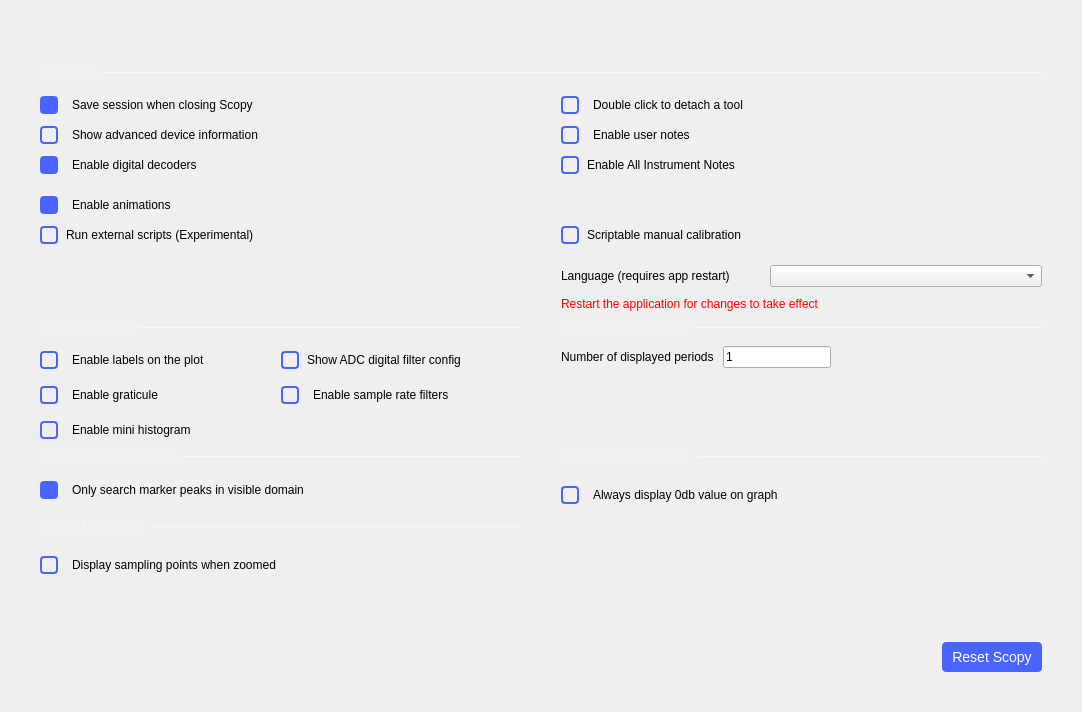
Before: the Qt Designer form ui/preferences.ui in analogdevicesinc/scopy, drawn with Qt 5.
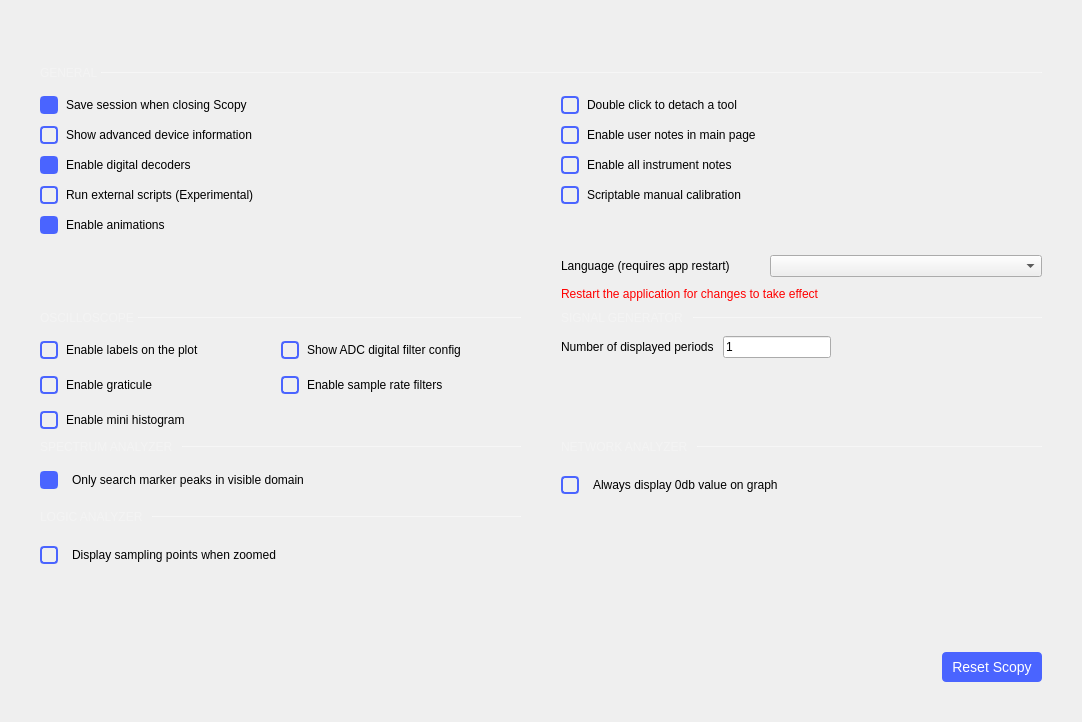
After: the same form once the commit is applied. Custom widgets are drawn as their Qt base class.

Commit message: Preferences: fix alignment issues in the ui

```diff
--- a/ui/preferences.ui
+++ b/ui/preferences.ui
@@ -7,7 +7,7 @@
     <x>0</x>
     <y>0</y>
     <width>1082</width>
-    <height>712</height>
+    <height>722</height>
    </rect>
   </property>
   <property name="windowTitle">
@@ -199,272 +199,7 @@
            <property name="verticalSpacing">
             <number>10</number>
            </property>
-           <item row="0" column="0">
-            <layout class="QHBoxLayout" name="horizontalLayout_3">
-             <property name="spacing">
-              <number>6</number>
-             </property>
-             <property name="topMargin">
-              <number>0</number>
-             </property>
-             <item>
-              <widget class="QCheckBox" name="saveSessionCheckBox">
-               <property name="sizePolicy">
-                <sizepolicy hsizetype="Minimum" vsizetype="Fixed">
-                 <horstretch>0</horstretch>
-                 <verstretch>0</verstretch>
-                </sizepolicy>
-               </property>
-               <property name="text">
-                <string/>
-               </property>
-               <property name="checked">
-                <bool>true</bool>
-               </property>
-              </widget>
-             </item>
-             <item>
-              <widget class="QLabel" name="label_4">
-               <property name="sizePolicy">
-                <sizepolicy hsizetype="Fixed" vsizetype="Preferred">
-                 <horstretch>0</horstretch>
-                 <verstretch>0</verstretch>
-                </sizepolicy>
-               </property>
-               <property name="text">
-                <string>Save session when closing Scopy</string>
-               </property>
-               <property name="margin">
-                <number>0</number>
-               </property>
-              </widget>
-             </item>
-             <item>
-              <spacer name="horizontalSpacer_3">
-               <property name="orientation">
-                <enum>Qt::Horizontal</enum>
-               </property>
-               <property name="sizeHint" stdset="0">
-                <size>
-                 <width>40</width>
-                 <height>20</height>
-                </size>
-               </property>
-              </spacer>
-             </item>
-            </layout>
-           </item>
-           <item row="9" column="0">
-            <layout class="QVBoxLayout" name="LogicAnalyzer">
-             <property name="spacing">
-              <number>6</number>
-             </property>
-             <property name="topMargin">
-              <number>0</number>
-             </property>
-             <property name="bottomMargin">
-              <number>0</number>
-             </property>
-             <item>
-              <layout class="QHBoxLayout" name="horizontalLayout_21">
-               <property name="topMargin">
-                <number>0</number>
-               </property>
-               <item>
-                <widget class="QLabel" name="label_22">
-                 <property name="sizePolicy">
-                  <sizepolicy hsizetype="Fixed" vsizetype="Preferred">
-                   <horstretch>0</horstretch>
-                   <verstretch>0</verstretch>
-                  </sizepolicy>
-                 </property>
-                 <property name="styleSheet">
-                  <string notr="true">QLabel {
-  font-size: 12px;
-color: rgba(255, 255, 255, 70);
-}</string>
-                 </property>
-                 <property name="text">
-                  <string>LOGIC ANALYZER </string>
-                 </property>
-                </widget>
-               </item>
-               <item>
-                <widget class="Line" name="line_6">
-                 <property name="maximumSize">
-                  <size>
-                   <width>16777215</width>
-                   <height>1</height>
-                  </size>
-                 </property>
-                 <property name="styleSheet">
-                  <string notr="true">border: 1px solid rgba(255, 255, 255, 70);</string>
-                 </property>
-                 <property name="orientation">
-                  <enum>Qt::Horizontal</enum>
-                 </property>
-                </widget>
-               </item>
-              </layout>
-             </item>
-             <item>
-              <spacer name="verticalSpacer_2">
-               <property name="orientation">
-                <enum>Qt::Vertical</enum>
-               </property>
-               <property name="sizeType">
-                <enum>QSizePolicy::Fixed</enum>
-               </property>
-               <property name="sizeHint" stdset="0">
-                <size>
-                 <width>20</width>
-                 <height>15</height>
-                </size>
-               </property>
-              </spacer>
-             </item>
-             <item>
-              <layout class="QHBoxLayout" name="horizontalLayout_22">
-               <property name="spacing">
-                <number>6</number>
-               </property>
-               <property name="topMargin">
-                <number>0</number>
-               </property>
-               <item>
-                <widget class="QCheckBox" name="logicAnalyzerDisplaySamplingPoints">
-                 <property name="styleSheet">
-                  <string notr="true">QCheckBox {
-  spacing: 8px;
-  background-color: transparent;
-  font-size: 14px;
-  font-weight: bold;
-
-  color: rgba(255, 255, 255, 153);
-}
-
-QCheckBox::indicator {
-  width: 14px;
-  height: 14px;
-  border: 2px solid rgb(74,100,255);
-  border-radius: 4px;
-}
-QCheckBox::indicator:unchecked { background-color: transparent; }
-QCheckBox::indicator:checked { background-color: rgb(74,100,255); }</string>
-                 </property>
-                 <property name="text">
-                  <string/>
-                 </property>
-                </widget>
-               </item>
-               <item>
-                <widget class="QLabel" name="label_23">
-                 <property name="text">
-                  <string>Display sampling points when zoomed</string>
-                 </property>
-                 <property name="margin">
-                  <number>0</number>
-                 </property>
-                </widget>
-               </item>
-               <item>
-                <spacer name="horizontalSpacer_18">
-                 <property name="orientation">
-                  <enum>Qt::Horizontal</enum>
-                 </property>
-                 <property name="sizeHint" stdset="0">
-                  <size>
-                   <width>40</width>
-                   <height>20</height>
-                  </size>
-                 </property>
-                </spacer>
-               </item>
-              </layout>
-             </item>
-            </layout>
-           </item>
-           <item row="1" column="1">
-            <layout class="QHBoxLayout" name="horizontalLayout_12">
-             <property name="spacing">
-              <number>6</number>
-             </property>
-             <item>
-              <widget class="QCheckBox" name="userNotesCheckBox">
-               <property name="text">
-                <string/>
-               </property>
-              </widget>
-             </item>
-             <item>
-              <widget class="QLabel" name="label_12">
-               <property name="text">
-                <string>Enable user notes</string>
-               </property>
-               <property name="margin">
-                <number>0</number>
-               </property>
-              </widget>
-             </item>
-             <item>
-              <spacer name="horizontalSpacer_8">
-               <property name="orientation">
-                <enum>Qt::Horizontal</enum>
-               </property>
-               <property name="sizeHint" stdset="0">
-                <size>
-                 <width>40</width>
-                 <height>20</height>
-                </size>
-               </property>
-              </spacer>
-             </item>
-            </layout>
-           </item>
-           <item row="6" column="0">
-            <spacer name="verticalSpacer_8">
-             <property name="orientation">
-              <enum>Qt::Vertical</enum>
-             </property>
-             <property name="sizeType">
-              <enum>QSizePolicy::Fixed</enum>
-             </property>
-             <property name="sizeHint" stdset="0">
-              <size>
-               <width>20</width>
-               <height>15</height>
-              </size>
-             </property>
-            </spacer>
-           </item>
-           <item row="3" column="0">
-            <widget class="QWidget" name="extScriptWidget" native="true">
-             <property name="minimumSize">
-              <size>
-               <width>0</width>
-               <height>0</height>
-              </size>
-             </property>
-             <layout class="QHBoxLayout" name="horizontalLayout_14">
-              <property name="spacing">
-               <number>0</number>
-              </property>
-              <property name="leftMargin">
-               <number>0</number>
-              </property>
-              <property name="topMargin">
-               <number>0</number>
-              </property>
-              <property name="rightMargin">
-               <number>0</number>
-              </property>
-              <property name="bottomMargin">
-               <number>0</number>
-              </property>
-             </layout>
-            </widget>
-           </item>
-           <item row="7" column="1">
+           <item row="6" column="1">
             <widget class="QWidget" name="SignalGenerator" native="true">
              <layout class="QVBoxLayout" name="verticalLayout_7">
               <property name="spacing">
@@ -551,17 +286,8 @@
               </item>
               <item>
                <layout class="QHBoxLayout" name="horizontalLayout_2">
-                <property name="topMargin">
-                 <number>0</number>
-                </property>
                 <item>
                  <widget class="QLabel" name="label_3">
-                  <property name="sizePolicy">
-                   <sizepolicy hsizetype="Fixed" vsizetype="Preferred">
-                    <horstretch>0</horstretch>
-                    <verstretch>0</verstretch>
-                   </sizepolicy>
-                  </property>
                   <property name="text">
                    <string>Number of displayed periods </string>
                   </property>
@@ -625,14 +351,121 @@
              </layout>
             </widget>
            </item>
+           <item row="3" column="1">
+            <widget class="QWidget" name="manualCalibWidget" native="true">
+             <layout class="QHBoxLayout" name="horizontalLayout_15">
+              <property name="spacing">
+               <number>0</number>
+              </property>
+              <property name="leftMargin">
+               <number>0</number>
+              </property>
+              <property name="topMargin">
+               <number>0</number>
+              </property>
+              <property name="rightMargin">
+               <number>0</number>
+              </property>
+              <property name="bottomMargin">
+               <number>0</number>
+              </property>
+              <item>
+               <layout class="QHBoxLayout" name="horizontalLayout_24">
+                <item>
+                 <widget class="QCheckBox" name="manualCalibCheckBox">
+                  <property name="text">
+                   <string/>
+                  </property>
+                 </widget>
+                </item>
+                <item>
+                 <widget class="QLabel" name="label_15">
+                  <property name="text">
+                   <string>Scriptable manual calibration</string>
+                  </property>
+                  <property name="margin">
+                   <number>0</number>
+                  </property>
+                 </widget>
+                </item>
+                <item>
+                 <spacer name="horizontalSpacer_11">
+                  <property name="orientation">
+                   <enum>Qt::Horizontal</enum>
+                  </property>
+                  <property name="sizeHint" stdset="0">
+                   <size>
+                    <width>40</width>
+                    <height>20</height>
+                   </size>
+                  </property>
+                 </spacer>
+                </item>
+               </layout>
+              </item>
+             </layout>
+            </widget>
+           </item>
+           <item row="3" column="0">
+            <widget class="QWidget" name="extScriptWidget" native="true">
+             <property name="minimumSize">
+              <size>
+               <width>0</width>
+               <height>0</height>
+              </size>
+             </property>
+             <layout class="QHBoxLayout" name="horizontalLayout_14">
+              <property name="spacing">
+               <number>0</number>
+              </property>
+              <property name="leftMargin">
+               <number>0</number>
+              </property>
+              <property name="topMargin">
+               <number>0</number>
+              </property>
+              <property name="rightMargin">
+               <number>0</number>
+              </property>
+              <property name="bottomMargin">
+               <number>0</number>
+              </property>
+              <item>
+               <layout class="QHBoxLayout" name="horizontalLayout_23">
+                <item>
+                 <widget class="QCheckBox" name="extScriptCheckBox">
+                  <property name="text">
+                   <string/>
+                  </property>
+                 </widget>
+                </item>
+                <item>
+                 <widget class="QLabel" name="label_14">
+                  <property name="text">
+                   <string>Run external scripts (Experimental)</string>
+                  </property>
+                 </widget>
+                </item>
+                <item>
+                 <spacer name="horizontalSpacer_10">
+                  <property name="orientation">
+                   <enum>Qt::Horizontal</enum>
+                  </property>
+                  <property name="sizeHint" stdset="0">
+                   <size>
+                    <width>40</width>
+                    <height>20</height>
+                   </size>
+                  </property>
+                 </spacer>
+                </item>
+               </layout>
+              </item>
+             </layout>
+            </widget>
+           </item>
            <item row="0" column="1">
             <layout class="QHBoxLayout" name="horizontalLayout_5">
-             <property name="spacing">
-              <number>6</number>
-             </property>
-             <property name="topMargin">
-              <number>0</number>
-             </property>
              <item>
               <widget class="QCheckBox" name="doubleClickCheckBox">
                <property name="text">
@@ -642,12 +475,6 @@
              </item>
              <item>
               <widget class="QLabel" name="label">
-               <property name="sizePolicy">
-                <sizepolicy hsizetype="Fixed" vsizetype="Preferred">
-                 <horstretch>0</horstretch>
-                 <verstretch>0</verstretch>
-                </sizepolicy>
-               </property>
                <property name="text">
                 <string>Double click to detach a tool</string>
                </property>
@@ -671,14 +498,8 @@
              </item>
             </layout>
            </item>
-           <item row="1" column="0">
-            <layout class="QHBoxLayout" name="horizontalLayout_3">
-             <property name="spacing">
-              <number>6</number>
-             </property>
-             <property name="topMargin">
-              <number>0</number>
-             </property>
+           <item row="1" column="1">
+            <layout class="QHBoxLayout" name="horizontalLayout_12">
              <item>
               <widget class="QCheckBox" name="advancedInfoCheckBox">
                <property name="text">
@@ -689,7 +510,7 @@
              <item>
               <widget class="QLabel" name="label_11">
                <property name="text">
-                <string>Show advanced device information</string>
+                <string>Enable user notes in main page</string>
                </property>
                <property name="margin">
                 <number>0</number>
@@ -711,23 +532,47 @@
              </item>
             </layout>
            </item>
-           <item row="6" column="0">
-            <spacer name="verticalSpacer_8">
-             <property name="orientation">
-              <enum>Qt::Vertical</enum>
-             </property>
-             <property name="sizeType">
-              <enum>QSizePolicy::Fixed</enum>
-             </property>
-             <property name="sizeHint" stdset="0">
-              <size>
-               <width>20</width>
-               <height>15</height>
-              </size>
-             </property>
-            </spacer>
+           <item row="0" column="0">
+            <layout class="QHBoxLayout" name="horizontalLayout_3">
+             <item>
+              <widget class="QCheckBox" name="saveSessionCheckBox">
+               <property name="sizePolicy">
+                <sizepolicy hsizetype="Minimum" vsizetype="Fixed">
+                 <horstretch>0</horstretch>
+                 <verstretch>0</verstretch>
+                </sizepolicy>
+               </property>
+               <property name="text">
+                <string/>
+               </property>
+               <property name="checked">
+                <bool>true</bool>
+               </property>
+              </widget>
+             </item>
+             <item>
+              <widget class="QLabel" name="label_4">
+               <property name="text">
+                <string>Save session when closing Scopy</string>
+               </property>
+              </widget>
+             </item>
+             <item>
+              <spacer name="horizontalSpacer_3">
+               <property name="orientation">
+                <enum>Qt::Horizontal</enum>
+               </property>
+               <property name="sizeHint" stdset="0">
+                <size>
+                 <width>40</width>
+                 <height>20</height>
+                </size>
+               </property>
+              </spacer>
+             </item>
+            </layout>
            </item>
-           <item row="6" column="1">
+           <item row="5" column="1">
             <widget class="QWidget" name="widget" native="true">
              <layout class="QVBoxLayout" name="verticalLayout_6">
               <property name="spacing">
@@ -804,7 +649,259 @@
              </layout>
             </widget>
            </item>
-           <item row="7" column="0">
+           <item row="8" column="0">
+            <layout class="QVBoxLayout" name="LogicAnalyzer">
+             <property name="spacing">
+              <number>6</number>
+             </property>
+             <property name="topMargin">
+              <number>0</number>
+             </property>
+             <property name="bottomMargin">
+              <number>0</number>
+             </property>
+             <item>
+              <layout class="QHBoxLayout" name="horizontalLayout_21">
+               <property name="topMargin">
+                <number>0</number>
+               </property>
+               <item>
+                <widget class="QLabel" name="label_22">
+                 <property name="sizePolicy">
+                  <sizepolicy hsizetype="Fixed" vsizetype="Preferred">
+                   <horstretch>0</horstretch>
+                   <verstretch>0</verstretch>
+                  </sizepolicy>
+                 </property>
+                 <property name="styleSheet">
+                  <string notr="true">QLabel {
+  font-size: 12px;
+color: rgba(255, 255, 255, 70);
+}</string>
+                 </property>
+                 <property name="text">
+                  <string>LOGIC ANALYZER </string>
+                 </property>
+                </widget>
+               </item>
+               <item>
+                <widget class="Line" name="line_6">
+                 <property name="maximumSize">
+                  <size>
+                   <width>16777215</width>
+                   <height>1</height>
+                  </size>
+                 </property>
+                 <property name="styleSheet">
+                  <string notr="true">border: 1px solid rgba(255, 255, 255, 70);</string>
+                 </property>
+                 <property name="orientation">
+                  <enum>Qt::Horizontal</enum>
+                 </property>
+                </widget>
+               </item>
+              </layout>
+             </item>
+             <item>
+              <spacer name="verticalSpacer_2">
+               <property name="orientation">
+                <enum>Qt::Vertical</enum>
+               </property>
+               <property name="sizeType">
+                <enum>QSizePolicy::Fixed</enum>
+               </property>
+               <property name="sizeHint" stdset="0">
+                <size>
+                 <width>20</width>
+                 <height>15</height>
+                </size>
+               </property>
+              </spacer>
+             </item>
+             <item>
+              <layout class="QHBoxLayout" name="horizontalLayout_22">
+               <item>
+                <widget class="QCheckBox" name="logicAnalyzerDisplaySamplingPoints">
+                 <property name="styleSheet">
+                  <string notr="true">QCheckBox {
+  spacing: 8px;
+  background-color: transparent;
+  font-size: 14px;
+  font-weight: bold;
+
+  color: rgba(255, 255, 255, 153);
+}
+
+QCheckBox::indicator {
+  width: 14px;
+  height: 14px;
+  border: 2px solid rgb(74,100,255);
+  border-radius: 4px;
+}
+QCheckBox::indicator:unchecked { background-color: transparent; }
+QCheckBox::indicator:checked { background-color: rgb(74,100,255); }</string>
+                 </property>
+                 <property name="text">
+                  <string/>
+                 </property>
+                </widget>
+               </item>
+               <item>
+                <widget class="QLabel" name="label_23">
+                 <property name="text">
+                  <string>Display sampling points when zoomed</string>
+                 </property>
+                 <property name="margin">
+                  <number>0</number>
+                 </property>
+                </widget>
+               </item>
+               <item>
+                <spacer name="horizontalSpacer_18">
+                 <property name="orientation">
+                  <enum>Qt::Horizontal</enum>
+                 </property>
+                 <property name="sizeHint" stdset="0">
+                  <size>
+                   <width>40</width>
+                   <height>20</height>
+                  </size>
+                 </property>
+                </spacer>
+               </item>
+              </layout>
+             </item>
+            </layout>
+           </item>
+           <item row="2" column="0">
+            <layout class="QHBoxLayout" name="decodersWidget">
+             <item>
+              <widget class="QCheckBox" name="decodersCheckBox">
+               <property name="text">
+                <string/>
+               </property>
+               <property name="checked">
+                <bool>true</bool>
+               </property>
+              </widget>
+             </item>
+             <item>
+              <widget class="QLabel" name="label_19">
+               <property name="text">
+                <string>Enable digital decoders</string>
+               </property>
+              </widget>
+             </item>
+             <item>
+              <spacer name="horizontalSpacer_15">
+               <property name="orientation">
+                <enum>Qt::Horizontal</enum>
+               </property>
+               <property name="sizeHint" stdset="0">
+                <size>
+                 <width>40</width>
+                 <height>20</height>
+                </size>
+               </property>
+              </spacer>
+             </item>
+            </layout>
+           </item>
+           <item row="2" column="1">
+            <layout class="QHBoxLayout" name="horizontalLayout_25">
+             <item>
+              <widget class="QCheckBox" name="instrumentNotesCheckbox">
+               <property name="text">
+                <string/>
+               </property>
+              </widget>
+             </item>
+             <item>
+              <widget class="QLabel" name="label_24">
+               <property name="text">
+                <string>Enable all instrument notes</string>
+               </property>
+              </widget>
+             </item>
+             <item>
+              <spacer name="horizontalSpacer_19">
+               <property name="orientation">
+                <enum>Qt::Horizontal</enum>
+               </property>
+               <property name="sizeHint" stdset="0">
+                <size>
+                 <width>40</width>
+                 <height>20</height>
+                </size>
+               </property>
+              </spacer>
+             </item>
+            </layout>
+           </item>
+           <item row="5" column="0">
+            <spacer name="verticalSpacer_8">
+             <property name="orientation">
+              <enum>Qt::Vertical</enum>
+             </property>
+             <property name="sizeType">
+              <enum>QSizePolicy::Fixed</enum>
+             </property>
+             <property name="sizeHint" stdset="0">
+              <size>
+               <width>20</width>
+               <height>15</height>
+              </size>
+             </property>
+            </spacer>
+           </item>
+           <item row="1" column="0">
+            <layout class="QHBoxLayout" name="horizontalLayout_3">
+             <item>
+              <widget class="QCheckBox" name="advancedInfoCheckBox">
+               <property name="text">
+                <string/>
+               </property>
+              </widget>
+             </item>
+             <item>
+              <widget class="QLabel" name="label_11">
+               <property name="text">
+                <string>Show advanced device information</string>
+               </property>
+              </widget>
+             </item>
+             <item>
+              <spacer name="horizontalSpacer_7">
+               <property name="orientation">
+                <enum>Qt::Horizontal</enum>
+               </property>
+               <property name="sizeHint" stdset="0">
+                <size>
+                 <width>40</width>
+                 <height>20</height>
+                </size>
+               </property>
+              </spacer>
+             </item>
+            </layout>
+           </item>
+           <item row="5" column="0">
+            <spacer name="verticalSpacer_8">
+             <property name="orientation">
+              <enum>Qt::Vertical</enum>
+             </property>
+             <property name="sizeType">
+              <enum>QSizePolicy::Fixed</enum>
+             </property>
+             <property name="sizeHint" stdset="0">
+              <size>
+               <width>20</width>
+               <height>15</height>
+              </size>
+             </property>
+            </spacer>
+           </item>
+           <item row="6" column="0">
             <widget class="QWidget" name="Oscilloscope_2" native="true">
              <layout class="QGridLayout" name="gridLayout_2">
               <property name="leftMargin">
@@ -827,12 +924,6 @@
               </property>
               <item row="2" column="0">
                <layout class="QHBoxLayout" name="horizontalLayout_13">
-                <property name="spacing">
-                 <number>6</number>
-                </property>
-                <property name="bottomMargin">
-                 <number>0</number>
-                </property>
                 <item>
                  <widget class="QCheckBox" name="oscGraticuleCheckBox">
                   <property name="styleSheet">
@@ -883,12 +974,6 @@
               </item>
               <item row="2" column="1">
                <layout class="QHBoxLayout" name="horizontalLayout_17">
-                <property name="spacing">
-                 <number>6</number>
-                </property>
-                <property name="bottomMargin">
-                 <number>0</number>
-                </property>
                 <item>
                  <widget class="QCheckBox" name="oscFilteringCheckBox">
                   <property name="styleSheet">
@@ -910,9 +995,6 @@
 QCheckBox::indicator:unchecked { background-color: transparent; }
 QCheckBox::indicator:checked { background-color: rgb(74,100,255); }</string>
                   </property>
-                  <property name="text">
-                   <string/>
-                  </property>
                  </widget>
                 </item>
                 <item>
@@ -939,12 +1021,6 @@
               </item>
               <item row="4" column="0">
                <layout class="QHBoxLayout" name="horizontalLayout_19">
-                <property name="spacing">
-                 <number>6</number>
-                </property>
-                <property name="bottomMargin">
-                 <number>0</number>
-                </property>
                 <item>
                  <widget class="QCheckBox" name="histCheckBox">
                   <property name="styleSheet">
@@ -1008,9 +1084,6 @@
               </item>
               <item row="1" column="1">
                <layout class="QHBoxLayout" name="horizontalLayout_20">
-                <property name="rightMargin">
-                 <number>0</number>
-                </property>
                 <item>
                  <widget class="QCheckBox" name="oscADCFiltersCheckBox">
                   <property name="styleSheet">
@@ -1032,9 +1105,6 @@
 QCheckBox::indicator:unchecked { background-color: transparent; }
 QCheckBox::indicator:checked { background-color: rgb(74,100,255); }</string>
                   </property>
-                  <property name="text">
-                   <string/>
-                  </property>
                  </widget>
                 </item>
                 <item>
@@ -1061,12 +1131,6 @@
               </item>
               <item row="1" column="0">
                <layout class="QHBoxLayout" name="horizontalLayout">
-                <property name="spacing">
-                 <number>6</number>
-                </property>
-                <property name="topMargin">
-                 <number>0</number>
-                </property>
                 <item>
                  <widget class="QCheckBox" name="oscLabelsCheckBox">
                   <property name="sizePolicy">
@@ -1101,12 +1165,6 @@
                 </item>
                 <item>
                  <widget class="QLabel" name="label_2">
-                  <property name="sizePolicy">
-                   <sizepolicy hsizetype="Fixed" vsizetype="Preferred">
-                    <horstretch>0</horstretch>
-                    <verstretch>0</verstretch>
-                   </sizepolicy>
-                  </property>
                   <property name="text">
                    <string>Enable labels on the plot </string>
                   </property>
@@ -1181,84 +1239,7 @@
              </layout>
             </widget>
            </item>
-           <item row="5" column="0">
-            <layout class="QHBoxLayout" name="horizontalLayout_23">
-             <property name="rightMargin">
-              <number>0</number>
-             </property>
-             <item>
-              <widget class="QCheckBox" name="extScriptCheckBox">
-               <property name="text">
-                <string/>
-               </property>
-              </widget>
-             </item>
-             <item>
-              <widget class="QLabel" name="label_14">
-               <property name="text">
-                <string>Run external scripts (Experimental)</string>
-               </property>
-               <property name="margin">
-                <number>0</number>
-               </property>
-              </widget>
-             </item>
-             <item>
-              <spacer name="horizontalSpacer_10">
-               <property name="orientation">
-                <enum>Qt::Horizontal</enum>
-               </property>
-               <property name="sizeHint" stdset="0">
-                <size>
-                 <width>40</width>
-                 <height>20</height>
-                </size>
-               </property>
-              </spacer>
-             </item>
-            </layout>
-           </item>
-           <item row="5" column="1">
-            <layout class="QHBoxLayout" name="horizontalLayout_24">
-             <property name="topMargin">
-              <number>0</number>
-             </property>
-             <property name="rightMargin">
-              <number>0</number>
-             </property>
-             <item>
-              <widget class="QCheckBox" name="manualCalibCheckBox">
-               <property name="text">
-                <string/>
-               </property>
-              </widget>
-             </item>
-             <item>
-              <widget class="QLabel" name="label_15">
-               <property name="text">
-                <string>Scriptable manual calibration</string>
-               </property>
-               <property name="margin">
-                <number>0</number>
-               </property>
-              </widget>
-             </item>
-             <item>
-              <spacer name="horizontalSpacer_11">
-               <property name="orientation">
-                <enum>Qt::Horizontal</enum>
-               </property>
-               <property name="sizeHint" stdset="0">
-                <size>
-                 <width>40</width>
-                 <height>20</height>
-                </size>
-               </property>
-              </spacer>
-             </item>
-            </layout>
-           </item>
-           <item row="8" column="1">
+           <item row="7" column="1">
             <widget class="QWidget" name="NetworkAnalyzer" native="true">
              <layout class="QVBoxLayout" name="verticalLayout_5">
               <property name="spacing">
@@ -1345,12 +1326,6 @@
               </item>
               <item>
                <layout class="QHBoxLayout" name="horizontalLayout_5">
-                <property name="spacing">
-                 <number>6</number>
-                </property>
-                <property name="topMargin">
-                 <number>0</number>
-                </property>
                 <item>
                  <widget class="QCheckBox" name="na_zeroCheckBox">
                   <property name="maximumSize">
@@ -1433,7 +1408,7 @@
              </layout>
             </widget>
            </item>
-           <item row="8" column="0">
+           <item row="7" column="0">
             <layout class="QVBoxLayout" name="verticalLayout_4">
              <property name="spacing">
               <number>6</number>
@@ -1497,12 +1472,6 @@
              </item>
              <item>
               <layout class="QHBoxLayout" name="horizontalLayout_6">
-               <property name="spacing">
-                <number>6</number>
-               </property>
-               <property name="topMargin">
-                <number>0</number>
-               </property>
                <item>
                 <widget class="QCheckBox" name="spectrumVisiblePeakSearch">
                  <property name="styleSheet">
@@ -1588,15 +1557,6 @@
            </item>
            <item row="4" column="0">
             <layout class="QHBoxLayout" name="horizontalLayout_16">
-             <property name="spacing">
-              <number>6</number>
-             </property>
-             <property name="topMargin">
-              <number>0</number>
-             </property>
-             <property name="rightMargin">
-              <number>0</number>
-             </property>
              <item>
               <widget class="QCheckBox" name="enableAnimCheckBox">
                <property name="text">
@@ -1612,9 +1572,6 @@
                <property name="text">
                 <string>Enable animations</string>
                </property>
-               <property name="margin">
-                <number>0</number>
-               </property>
               </widget>
              </item>
              <item>
@@ -1632,80 +1589,6 @@
              </item>
             </layout>
            </item>
-           <item row="2" column="0">
-            <layout class="QHBoxLayout" name="decodersWidget">
-             <property name="spacing">
-              <number>6</number>
-             </property>
-             <item>
-              <widget class="QCheckBox" name="decodersCheckBox">
-               <property name="text">
-                <string/>
-               </property>
-               <property name="checked">
-                <bool>true</bool>
-               </property>
-              </widget>
-             </item>
-             <item>
-              <widget class="QLabel" name="label_19">
-               <property name="text">
-                <string>Enable digital decoders</string>
-               </property>
-               <property name="margin">
-                <number>0</number>
-               </property>
-              </widget>
-             </item>
-             <item>
-              <spacer name="horizontalSpacer_15">
-               <property name="orientation">
-                <enum>Qt::Horizontal</enum>
-               </property>
-               <property name="sizeHint" stdset="0">
-                <size>
-                 <width>40</width>
-                 <height>20</height>
-                </size>
-               </property>
-              </spacer>
-             </item>
-            </layout>
-           </item>
-           <item row="2" column="1">
-            <layout class="QHBoxLayout" name="horizontalLayout_25">
-             <property name="topMargin">
-              <number>0</number>
-             </property>
-             <item>
-              <widget class="QCheckBox" name="instrumentNotesCheckbox">
-               <property name="text">
-                <string/>
-               </property>
-              </widget>
-             </item>
-             <item>
-              <widget class="QLabel" name="label_24">
-               <property name="text">
-                <string>Enable All Instrument Notes</string>
-               </property>
-              </widget>
-             </item>
-             <item>
-              <spacer name="horizontalSpacer_19">
-               <property name="orientation">
-                <enum>Qt::Horizontal</enum>
-               </property>
-               <property name="sizeHint" stdset="0">
-                <size>
-                 <width>40</width>
-                 <height>20</height>
-                </size>
-               </property>
-              </spacer>
-             </item>
-            </layout>
-           </item>
           </layout>
          </item>
         </layout>
```
Left out of the diff: 27 changed lines with no effect on the pictures.
